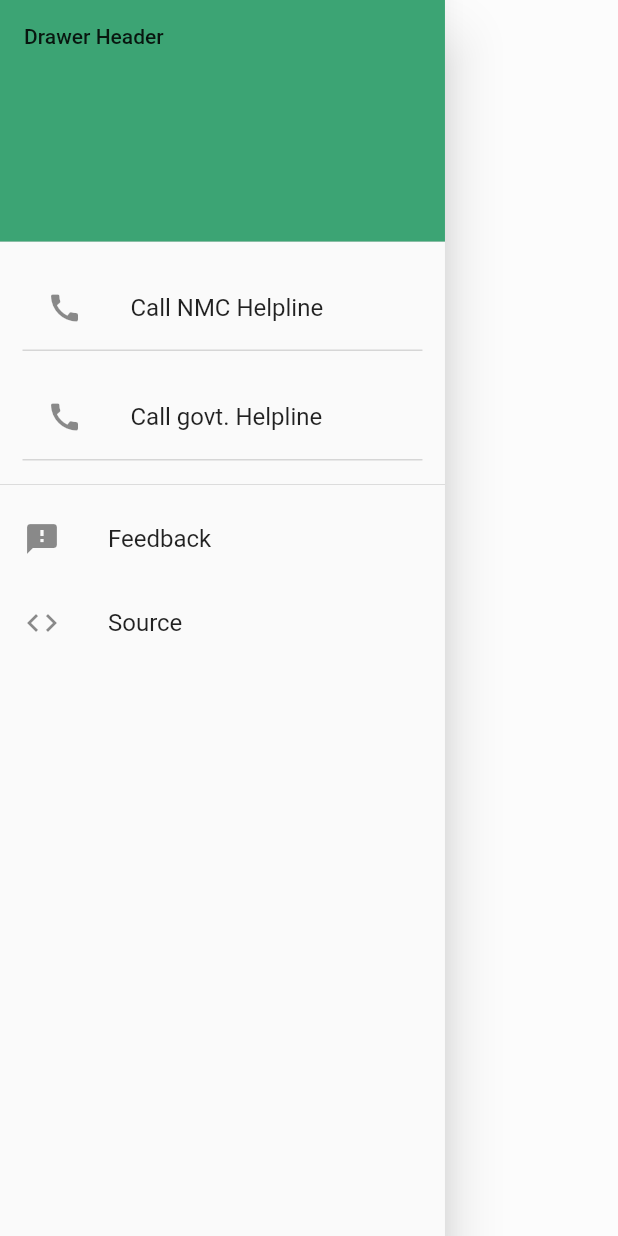
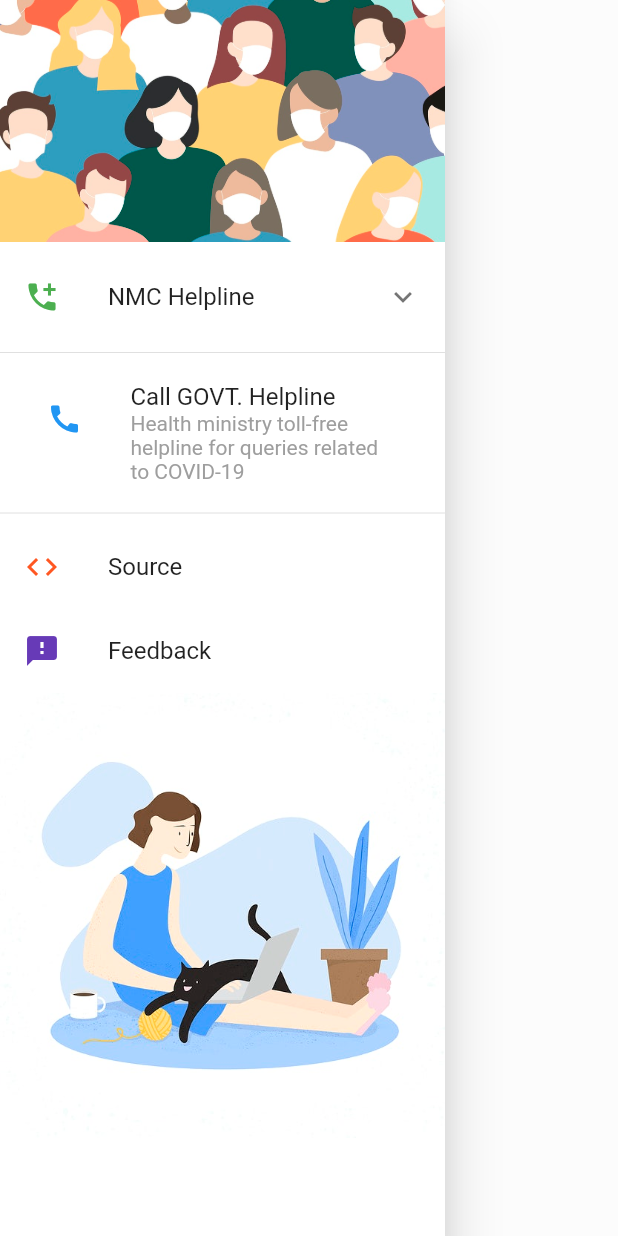
Before and after one commit to neilmehta31/covid19_app, a Flutter app: the DrawerWidget widget shown alone on an empty page, opened directly, on a phone screen of 412 x 824 dp. Run offline on Flutter 3.47's test engine with Material 2 defaults, Android fonts, the phone set to English and light mode, and no system bars; our stand-ins replace cloud_firestore, fl_chart, flutter_svg; accounts and stored records are empty.

Commit message:
app drawer made

```diff
--- a/lib/screens/home_screen.dart
+++ b/lib/screens/home_screen.dart
@@ -1,6 +1,5 @@
 import 'package:cloud_firestore/cloud_firestore.dart';
 import 'package:covid_19/constants.dart';
-import 'package:covid_19/screens/details_screen.dart';
 import 'package:covid_19/widgets/infocard.dart';
 import 'package:flutter/material.dart';
 
@@ -35,7 +34,23 @@ class HomeScreen extends StatelessWidget {
                     } else {
                       //TO-DO: Watch out for not connecting to the firebase database.
                       // print(snapshot.data.documents[3]['title']);
-                      return Container(
+                      return Column(
+                        children: <Widget>[
+                          Container(
+                            width: double.infinity,
+                            decoration: BoxDecoration(
+                                color: kPrimaryColor.withOpacity(0.04)),
+                            child: Center(
+                              child: Text.rich(TextSpan(
+                                  style: TextStyle(
+                                    fontWeight: FontWeight.w600,
+                                    fontSize: 25,
+                                    color: Colors.green[700],
+                                  ),
+                                  text: "COVID-19 Nagpur Updates")),
+                            ),
+                          ),
+                          Container(
                             padding: EdgeInsets.only(
                               top: 20,
                               left: 20,
@@ -56,7 +71,7 @@ class HomeScreen extends StatelessWidget {
                               children: <Widget>[
                                 InfoCard(
                                   title: 'Confirmed Cases',
-                              effectedNum: snapshot.data.documents[0]
+                                  effectedNum: snapshot.data.documents[1]
                                       ['affectedNumbers'],
                                   iconColor: Color(0xFFFF8C00),
                                   press: () {
@@ -65,7 +80,7 @@ class HomeScreen extends StatelessWidget {
                                 ),
                                 InfoCard(
                                   title: "Total Deaths",
-                              effectedNum: snapshot.data.documents[3]
+                                  effectedNum: snapshot.data.documents[5]
                                       ['affectedNumbers'],
                                   iconColor: Color(0xFFFF2D55),
                                   press: () {
@@ -74,7 +89,7 @@ class HomeScreen extends StatelessWidget {
                                 ),
                                 InfoCard(
                                   title: "Total Recovered",
-                              effectedNum: snapshot.data.documents[2]
+                                  effectedNum: snapshot.data.documents[3]
                                       ['affectedNumbers'],
                                   iconColor: Color(0xFF50E3C2),
                                   press: () {
@@ -82,24 +97,36 @@ class HomeScreen extends StatelessWidget {
                                   },
                                 ),
                                 InfoCard(
+                                  title: "Active Cases",
+                                  effectedNum: snapshot.data.documents[0]
+                                      ['affectedNumbers'],
+                                  iconColor: Color(0xFF820909),
+                                  press: () {
+                                    print('New cases Infocard');
+                                  },
+                                ),
+                                InfoCard(
                                   title: "New Cases",
-                              effectedNum: snapshot.data.documents[1]
+                                  effectedNum: snapshot.data.documents[2]
                                       ['affectedNumbers'],
                                   iconColor: Color(0xFF5856D6),
                                   press: () {
                                     print('New cases Infocard');
-                                Navigator.push(
-                                  context,
-                                  MaterialPageRoute(
-                                    builder: (context) {
-                                      return DetailsScreen();
                                   },
                                 ),
-                                );
+                                InfoCard(
+                                  title: "Recovered today",
+                                  effectedNum: snapshot.data.documents[4]
+                                      ['affectedNumbers'],
+                                  iconColor: Color(0xFFFF47FF),
+                                  press: () {
+                                    print('New cases Infocard');
                                   },
                                 ),
                               ],
                             )),
+                          ),
+                        ],
                       );
                     }
                   }),
@@ -246,27 +273,45 @@ class DrawerWidget extends StatelessWidget {
     return Container(
       width: MediaQuery.of(context).size.width * 0.72,
       child: Drawer(
+        child: Container(
+          decoration: BoxDecoration(
+            color: Colors.white,
+          ),
           child: ListView(
             // Important: Remove any padding from the ListView.
             padding: EdgeInsets.zero,
             children: <Widget>[
               //HEADER of Drawer
               DrawerHeader(
-              child: Text('Drawer Header'),
                 decoration: BoxDecoration(
-                color: kPrimaryColor.withOpacity(0.8),
+                  image: DecorationImage(
+                      image: AssetImage('assets/icons/mask.jpg'),
+                      fit: BoxFit.cover),
+                  color: Colors.white,
                 ),
+                child: null,
               ),
+              ExpansionTile(
+                leading: Icon(
+                  Icons.add_call,
+                  color: Colors.green,
+                ),
+                title: Text('NMC Helpline'),
+                children: <Widget>[
                   Padding(
-              padding:
-                  const EdgeInsets.symmetric(horizontal: 15.0, vertical: 8.0),
+                    padding: const EdgeInsets.symmetric(
+                        horizontal: 15.0, vertical: 8.0),
                     child: Container(
                       decoration: BoxDecoration(
-                  border: Border(bottom: BorderSide(color: Colors.grey[350])),
+                        border:
+                            Border(bottom: BorderSide(color: Colors.grey[350])),
                       ),
                       child: ListTile(
-                  leading: Icon(Icons.call),
-                  title: Text('Call NMC Helpline'),
+                        leading: Icon(
+                          Icons.call,
+                          color: Colors.blue,
+                        ),
+                        title: Text('0712-2567021'),
                         onTap: () {
                           // Update the state of the app.
                           // ...
@@ -276,16 +321,66 @@ class DrawerWidget extends StatelessWidget {
                     ),
                   ),
                   Padding(
+                    padding: const EdgeInsets.symmetric(
+                        horizontal: 15.0, vertical: 8.0),
+                    child: Container(
+                      decoration: BoxDecoration(
+                        border:
+                            Border(bottom: BorderSide(color: Colors.grey[350])),
+                      ),
+                      child: ListTile(
+                        leading: Icon(
+                          Icons.call,
+                          color: Colors.blue,
+                        ),
+                        title: Text('0712-2551866'),
+                        onTap: () {
+                          // Update the state of the app.
+                          // ...
+                          launch("tel:0712-2551866");
+                        },
+                      ),
+                    ),
+                  ),
+                  Padding(
+                    padding: const EdgeInsets.symmetric(
+                        horizontal: 15.0, vertical: 8.0),
+                    child: Container(
+                      decoration: BoxDecoration(
+                        border:
+                            Border(bottom: BorderSide(color: Colors.grey[350])),
+                      ),
+                      child: ListTile(
+                        leading: Icon(
+                          Icons.call,
+                          color: Colors.blue,
+                        ),
+                        title: Text('18002333764'),
+                        onTap: () {
+                          // Update the state of the app.
+                          // ...
+                          launch("tel:18002333764");
+                        },
+                      ),
+                    ),
+                  ),
+                ],
+              ),
+              Divider(),
+              Padding(
                 padding:
                     const EdgeInsets.symmetric(horizontal: 15.0, vertical: 8.0),
                 child: Container(
-                decoration: BoxDecoration(
-                    border: Border(
-                  bottom: BorderSide(color: Colors.grey[350]),
-                )),
                   child: ListTile(
-                  leading: Icon(Icons.call),
-                  title: Text('Call govt. Helpline'),
+                    leading: Icon(
+                      Icons.call,
+                      color: Colors.blue,
+                    ),
+                    title: Text('Call GOVT. Helpline'),
+                    subtitle: Text(
+                      'Health ministry toll-free helpline for queries related to COVID-19',
+                      style: TextStyle(color: Colors.grey[500]),
+                    ),
                     onTap: () {
                       launch('tel:1075');
                       // Update the state of the app.
@@ -299,35 +394,43 @@ class DrawerWidget extends StatelessWidget {
                 child: Container(
                   child: Align(
                     alignment: FractionalOffset.bottomCenter,
-                  child: Container(
                     child: Column(
                       children: <Widget>[
                         Divider(),
                         GestureDetector(
                           child: ListTile(
-                            leading: Icon(Icons.feedback),
-                            title: Text('Feedback'),
+                            leading: Icon(
+                              Icons.code,
+                              color: Colors.deepOrange,
+                            ),
+                            title: Text('Source'),
                             onTap: () {
-                              launch(_emailLaunchUri.toString());
+                              _launchSourceURL();
                             },
                           ),
                         ),
                         GestureDetector(
                           child: ListTile(
-                            leading: Icon(Icons.code),
-                            title: Text('Source'),
+                            leading: Icon(
+                              Icons.feedback,
+                              color: Colors.deepPurple,
+                            ),
+                            title: Text('Feedback'),
                             onTap: () {
-                              _launchSourceURL();
+                              launch('https://forms.gle/i9AAHmKNZfy7gNKJ8');
                             },
                           ),
-                        )
+                        ),
                       ],
                     ),
                   ),
                 ),
               ),
-            )
+              Container(
+                  alignment: Alignment.bottomCenter,
+                  child: Image.asset('assets/icons/wfh.jpg')),
             ],
+          ),
         ),
       ),
     );
@@ -369,7 +472,7 @@ _launchSourceURL() async {
   }
 }
 
-final Uri _emailLaunchUri = Uri(
-    scheme: 'mailto',
-    path: 'neil.mehta310501@gmail.com',
-    queryParameters: {'subject': 'FEEDBACK and BUGS of COVID19 Nagpur APP'});
+// final Uri _emailLaunchUri = Uri(
+//     scheme: 'mailto',
+//     path: 'neil.mehta310501@gmail.com',
+//     queryParameters: {'subject': 'FEEDBACK and BUGS of COVID19 Nagpur APP'});
```
Also changed, not shown: lib/screens/details_screen.dart (deleted, +0 -20 lines), assets/icons/mask.jpg (added), assets/icons/wfh.jpg (added). Lines whose indentation alone changed are shown as unchanged.
